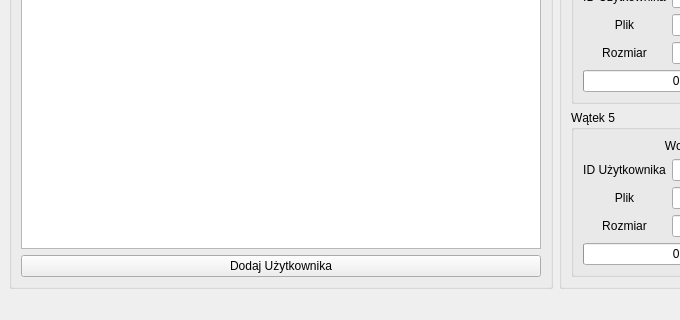
Old version of the form ui/uis/MainWindow.ui in the repository 209450/LoadBalancer; both pictures show x 0 to 680 and y 620 to 940 of the 813 by 940 pixel window.
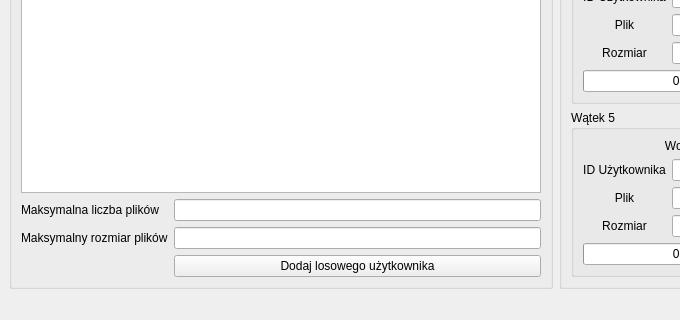
New version of the form.

Commit message: added client table model

```diff
--- a/ui/uis/MainWindow.ui
+++ b/ui/uis/MainWindow.ui
@@ -466,15 +466,39 @@
        <string>Klienci</string>
       </property>
       <layout class="QGridLayout" name="gridLayout_2">
-       <item row="1" column="0">
+       <item row="2" column="0">
+        <widget class="QLabel" name="label_5">
+         <property name="text">
+          <string>Maksymalny rozmiar plików</string>
+         </property>
+        </widget>
+       </item>
+       <item row="2" column="1">
+        <widget class="QLineEdit" name="lineEdit"/>
+       </item>
+       <item row="3" column="1">
         <widget class="QPushButton" name="addClientPushButton">
          <property name="text">
-          <string>Dodaj Użytkownika</string>
+          <string>Dodaj losowego użytkownika</string>
          </property>
         </widget>
        </item>
-       <item row="0" column="0">
-        <widget class="QListView" name="clientListView"/>
+       <item row="1" column="0">
+        <widget class="QLabel" name="label">
+         <property name="text">
+          <string>Maksymalna liczba plików</string>
+         </property>
+        </widget>
+       </item>
+       <item row="1" column="1">
+        <widget class="QLineEdit" name="lineEdit_2"/>
+       </item>
+       <item row="0" column="0" colspan="2">
+        <widget class="QTableView" name="clientTableView">
+         <attribute name="horizontalHeaderStretchLastSection">
+          <bool>true</bool>
+         </attribute>
+        </widget>
        </item>
       </layout>
      </widget>
```
Left out of the diff: 1 changed line with no effect on the pictures. The commit also changes 2 other files.
